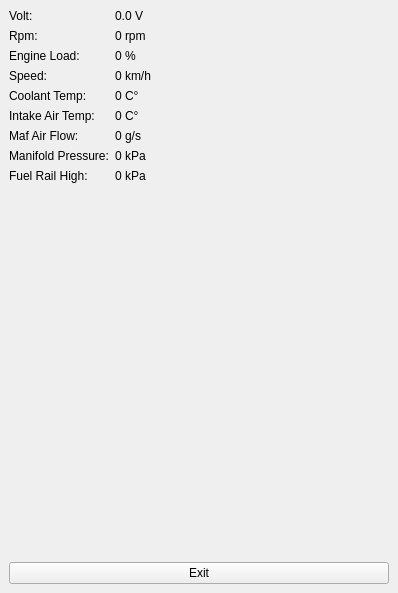
takyonxxx/Elm327_Wifi_Obd2_Qt_Project, file obdscan.ui: the form before one commit.
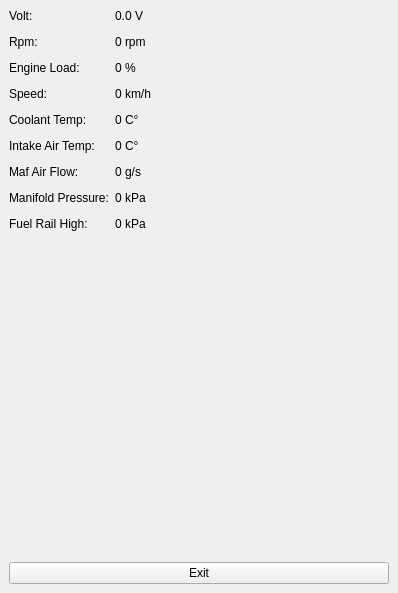
The form after the commit.

```diff
--- a/obdscan.ui
+++ b/obdscan.ui
@@ -19,6 +19,12 @@
      <layout class="QVBoxLayout" name="verticalLayout">
       <item>
        <layout class="QFormLayout" name="formLayout">
+        <property name="horizontalSpacing">
+         <number>6</number>
+        </property>
+        <property name="verticalSpacing">
+         <number>12</number>
+        </property>
         <item row="0" column="0">
          <widget class="QLabel" name="labelVoltTitle">
           <property name="text">
```
